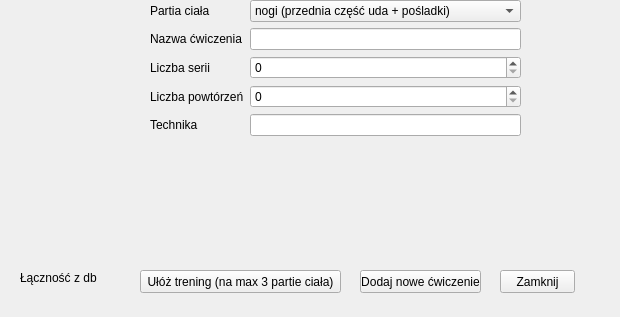
The window that mainwindow.ui (zuzajeziorna/Projekt2) describes before a commit, drawn with Qt 5.
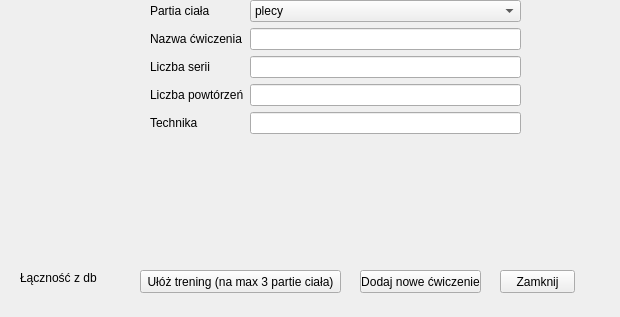
The same window after the commit.

Diff of the .ui file:
```diff
--- a/mainwindow.ui
+++ b/mainwindow.ui
@@ -72,11 +72,6 @@
      </item>
      <item row="0" column="1">
       <widget class="QComboBox" name="txt_partia">
-       <item>
-        <property name="text">
-         <string>nogi (przednia część uda + pośladki)</string>
-        </property>
-       </item>
        <item>
         <property name="text">
          <string>plecy</string>
@@ -136,9 +131,6 @@
        </property>
       </widget>
      </item>
-     <item row="6" column="1">
-      <widget class="QSpinBox" name="txt_serie"/>
-     </item>
      <item row="8" column="0">
       <widget class="QLabel" name="label_4">
        <property name="text">
@@ -146,9 +138,6 @@
        </property>
       </widget>
      </item>
-     <item row="8" column="1">
-      <widget class="QSpinBox" name="txt_powtorzenia"/>
-     </item>
      <item row="10" column="0">
       <widget class="QLabel" name="label_5">
        <property name="text">
@@ -159,6 +148,12 @@
      <item row="10" column="1">
       <widget class="QLineEdit" name="txt_technika"/>
      </item>
+     <item row="6" column="1">
+      <widget class="QLineEdit" name="txt_serie"/>
+     </item>
+     <item row="8" column="1">
+      <widget class="QLineEdit" name="txt_powtorzenia"/>
+     </item>
     </layout>
    </widget>
    <widget class="QLabel" name="connectdb">
```
Left out of the diff: 2 changed lines with no effect on the pictures.
